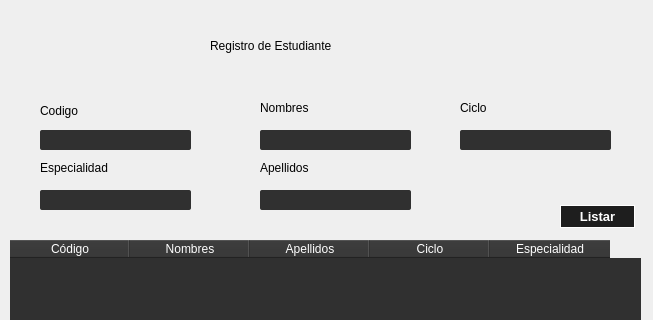
Old version of the form UI/ventanaEstudiante.ui in the repository KevinValdezVargas/expert-broccoli; both pictures show x 0 to 653 and y 0 to 320 of the 653 by 460 pixel window.
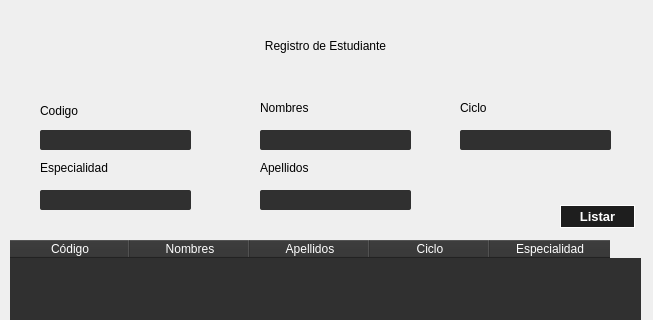
New version of the form.

Commit message: Fixed center text on UIs

```diff
--- a/UI/ventanaEstudiante.ui
+++ b/UI/ventanaEstudiante.ui
@@ -43,9 +43,9 @@
    <widget class="QLabel" name="label">
     <property name="geometry">
      <rect>
-      <x>210</x>
+      <x>0</x>
       <y>30</y>
-      <width>271</width>
+      <width>651</width>
       <height>31</height>
      </rect>
     </property>
@@ -56,6 +56,9 @@
     <property name="text">
      <string>Registro de Estudiante</string>
     </property>
+    <property name="alignment">
+     <set>Qt::AlignCenter</set>
+    </property>
    </widget>
    <widget class="QLineEdit" name="txtEspecialidad">
     <property name="geometry">
```
The commit also changes 2 other files.
